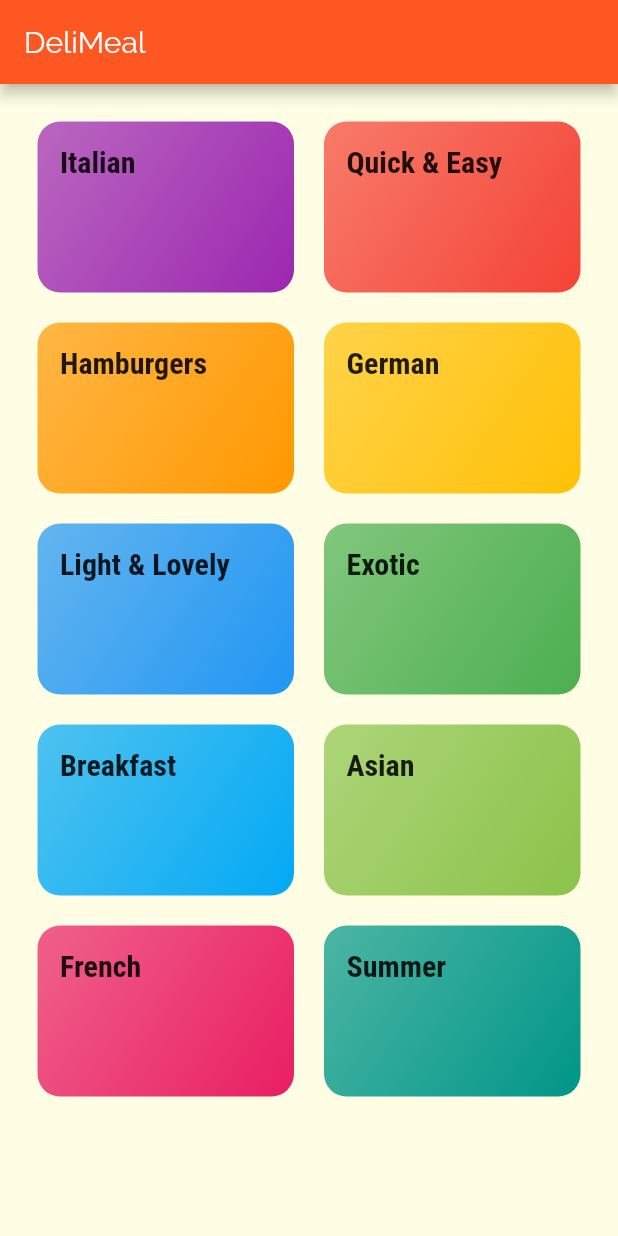
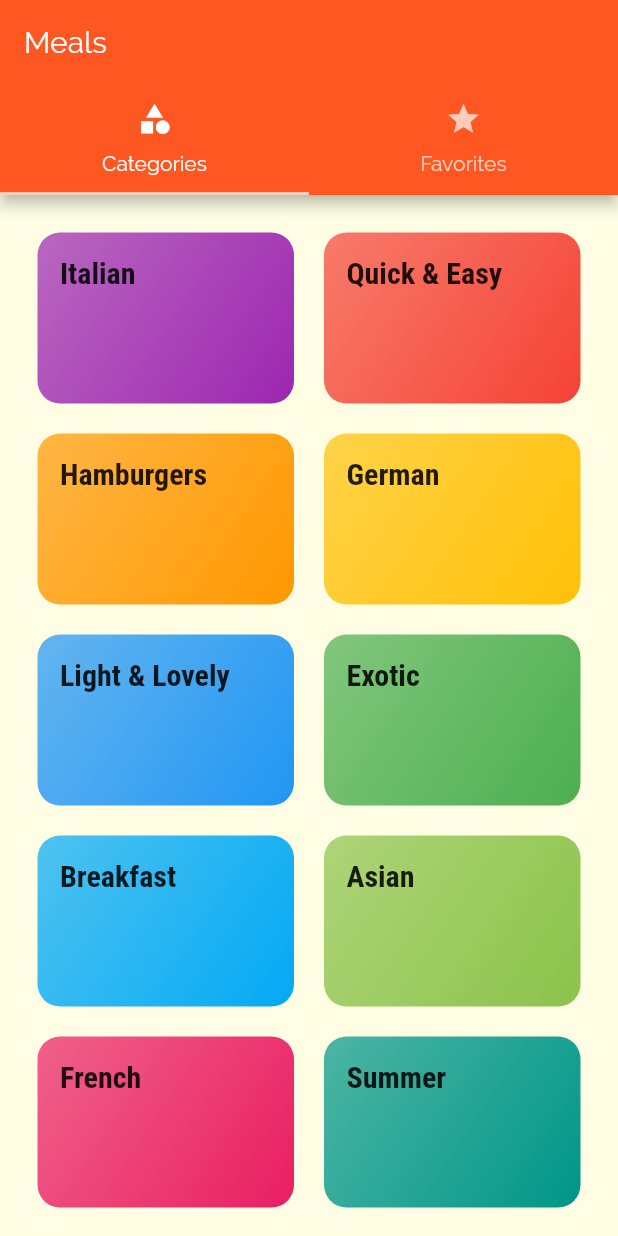
Before and after one commit to aldyazarya/meals-app, a Flutter app: the screen it shows after launch, on a phone screen of 412 x 824 dp. Run offline on Flutter 3.47's test engine with Material 2 defaults, Android fonts, the phone set to English and light mode, and no system bars.

Commit message:
create a top tapBar

```diff
--- a/lib/main.dart
+++ b/lib/main.dart
@@ -3,6 +3,7 @@ import 'package:flutter/material.dart';
 import './screens/categories_screen.dart';
 import './screens/category_meals_screen.dart';
 import './screens/meal_detail_screen.dart';
+import './screens/tabs_screen.dart';
 
 void main() => runApp(MyApp());
 
@@ -31,7 +32,7 @@ class MyApp extends StatelessWidget {
       // home: CategoriesScreen(),
       initialRoute: '/', //default is '/'
       routes: {
-        '/': (ctx) => CategoriesScreen(),
+        '/': (ctx) => TabsScreen(),
         CategoryMealsScreen.routeName: (ctx) => CategoryMealsScreen(),
         MealDetailScreen.routeName: (ctx) => MealDetailScreen(),
       },
--- a/lib/screens/categories_screen.dart
+++ b/lib/screens/categories_screen.dart
@@ -6,11 +6,7 @@ import '../widgets/category_item.dart';
 class CategoriesScreen extends StatelessWidget {
   @override
   Widget build(BuildContext context) {
-    return Scaffold(
-      appBar: AppBar(
-        title: Text('DeliMeal'),
-      ),
-      body: GridView(
+    return GridView(
         padding: const EdgeInsets.all(25),
         children: DUMMY_CATEGORIES
             .map(
@@ -26,7 +22,6 @@ class CategoriesScreen extends StatelessWidget {
             childAspectRatio: 3 / 2,
             crossAxisSpacing: 20,
             mainAxisSpacing: 20),
-      ),
-    );
+      );
   }
 }
--- /dev/null
+++ b/lib/screens/favorites_screen.dart
@@ -0,0 +1,8 @@
+import 'package:flutter/material.dart';
+
+class FavoritesScreen extends StatelessWidget {
+  @override
+  Widget build(BuildContext context) {
+    return Center(child: Text('Favorites'),);
+  }
+}
--- /dev/null
+++ b/lib/screens/tabs_screen.dart
@@ -0,0 +1,42 @@
+import 'package:flutter/material.dart';
+
+import './categories_screen.dart';
+import './favorites_screen.dart';
+
+class TabsScreen extends StatefulWidget {
+  @override
+  _TabsScreenState createState() => _TabsScreenState();
+}
+
+class _TabsScreenState extends State<TabsScreen> {
+  @override
+  Widget build(BuildContext context) {
+    return DefaultTabController(
+      // initialIndex: 0, //for which page will open first
+      length: 2,
+      child: Scaffold(
+        appBar: AppBar(
+          title: Text('Meals'),
+          bottom: TabBar(
+            tabs: <Widget>[
+              Tab(
+                icon: Icon(Icons.category),
+                text: 'Categories',
+              ),
+              Tab(
+                icon: Icon(Icons.star),
+                text: 'Favorites',
+              ),
+            ],
+          ),
+        ),
+        body: TabBarView(
+          children: <Widget>[
+            CategoriesScreen(),
+            FavoritesScreen(),
+          ],
+        ),
+      ),
+    );
+  }
+}
```
